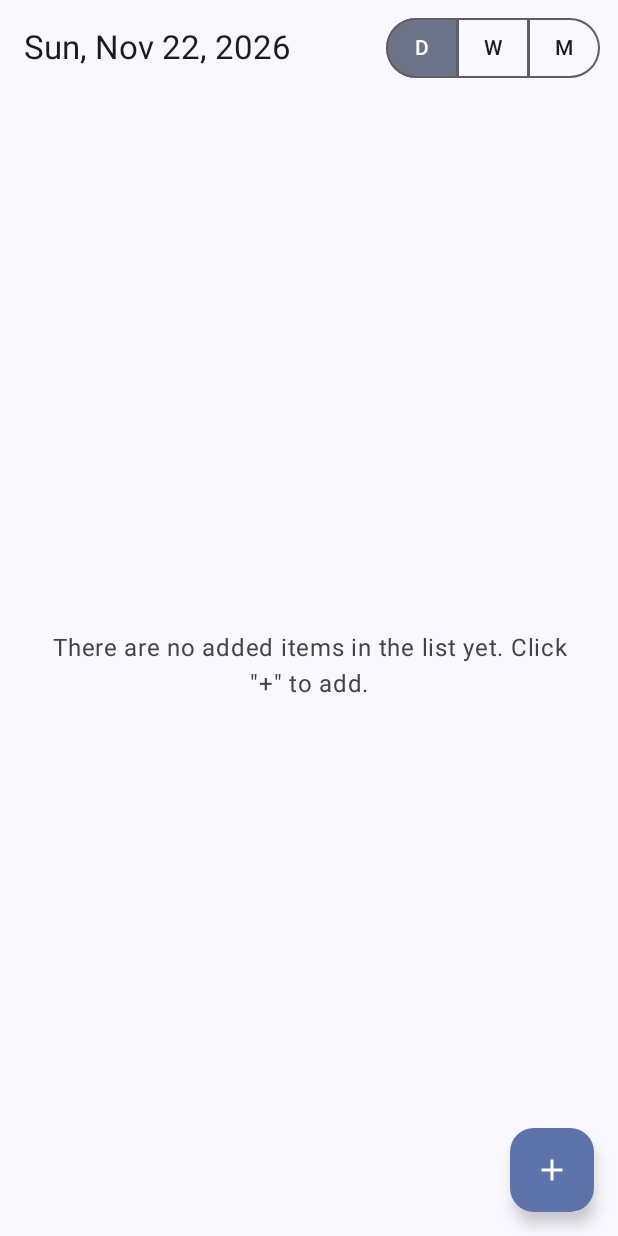
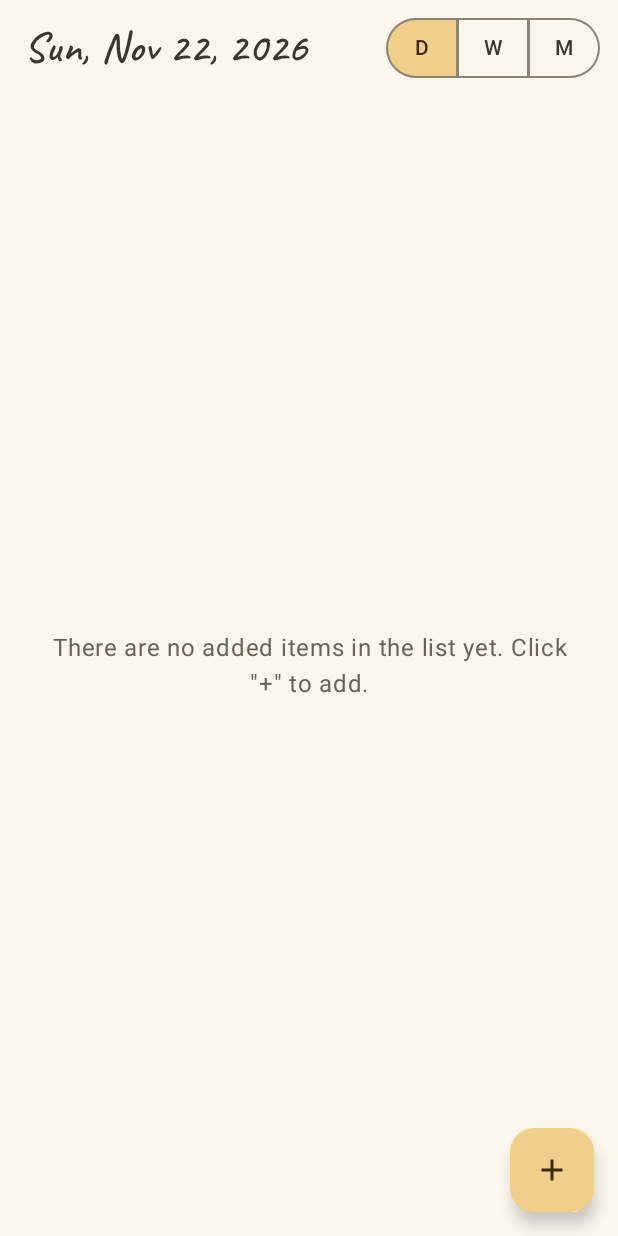
Before and after one commit to YevhenDagoNet/ReNote, an Android app built with Jetpack Compose: the screen it shows after launch (MainActivity), on a phone screen of 412 x 824 dp. Run offline under Robolectric (Android 15) with nearby library versions, the phone set to English and light mode, and no system bars; our stand-ins replace Room's generated code.

Commit message:
Step 8: theming pass
Cream paper, warm grey ink and a muted amber accent for the selected
switcher segment and the FAB (spec §7). Light only, no dynamic colour;
system bars keep dark icons in device dark mode, and the window
background is cream so launch shows no white flash.

Caveat (OFL, bundled, covers Cyrillic) for screen titles and day names;
note text and inputs keep the system sans. Weekly tiles use the pencil
outline colour.

Co-Authored-By: Claude Opus 5.5 <noreply@anthropic.com>

```diff
--- a/app/src/main/java/com/example/renote/MainActivity.kt
+++ b/app/src/main/java/com/example/renote/MainActivity.kt
@@ -1,7 +1,9 @@
 package com.example.renote
 
+import android.graphics.Color
 import android.os.Bundle
 import androidx.activity.ComponentActivity
+import androidx.activity.SystemBarStyle
 import androidx.activity.compose.setContent
 import androidx.activity.enableEdgeToEdge
 import androidx.compose.foundation.layout.fillMaxSize
@@ -11,8 +13,11 @@ import com.example.renote.ui.theme.ReNoteTheme
 
 class MainActivity : ComponentActivity() {
     override fun onCreate(savedInstanceState: Bundle?) {
+        // The app is light-only (spec §7), so the system bars keep dark icons even when the
+        // device is in dark mode; the default auto style would turn them light on cream.
+        val lightBars = SystemBarStyle.light(Color.TRANSPARENT, Color.TRANSPARENT)
+        enableEdgeToEdge(statusBarStyle = lightBars, navigationBarStyle = lightBars)
         super.onCreate(savedInstanceState)
-        enableEdgeToEdge()
         setContent {
             ReNoteTheme {
                 ReNoteNavGraph(modifier = Modifier.fillMaxSize())
--- a/app/src/main/java/com/example/renote/ui/detail/DetailScreen.kt
+++ b/app/src/main/java/com/example/renote/ui/detail/DetailScreen.kt
@@ -232,7 +232,7 @@ private fun TimeField(
                 onClick = openPicker,
                 modifier = Modifier.semantics { contentDescription = changeDescription },
             ) {
-                Text(formatted, style = MaterialTheme.typography.titleMedium)
+                Text(formatted, style = MaterialTheme.typography.bodyLarge)
             }
             IconButton(onClick = { onTimeChange(null) }) {
                 Icon(
--- a/app/src/main/java/com/example/renote/ui/theme/Color.kt
+++ b/app/src/main/java/com/example/renote/ui/theme/Color.kt
@@ -2,10 +2,24 @@ package com.example.renote.ui.theme
 
 import androidx.compose.ui.graphics.Color
 
-val Purple80 = Color(0xFFD0BCFF)
-val PurpleGrey80 = Color(0xFFCCC2DC)
-val Pink80 = Color(0xFFEFB8C8)
+// Paper-sketch palette (spec §7): cream paper, dark warm grey ink, muted amber accent.
 
-val Purple40 = Color(0xFF6650a4)
-val PurpleGrey40 = Color(0xFF625b71)
-val Pink40 = Color(0xFF7D5260)
+/** The paper. Also the window background in themes.xml, so launch shows no white flash. */
+val Cream = Color(0xFFFAF6EC)
+val CreamDim = Color(0xFFF3EDDF)
+val CreamDeep = Color(0xFFEDE6D5)
+val CreamDeeper = Color(0xFFE7DFCC)
+
+val Ink = Color(0xFF3B352D)
+val InkSoft = Color(0xFF6B6255)
+
+/** Muted amber for filled accents: the selected switcher segment and the FAB. */
+val Amber = Color(0xFFF0CF8A)
+val OnAmber = Color(0xFF3B2A06)
+
+/** A deeper amber for accents that carry text or must stand out on cream. */
+val AmberDeep = Color(0xFF8A5C0A)
+val OnAmberDeep = Color(0xFFFFFFFF)
+
+val PencilLine = Color(0xFF8E8475)
+val PencilLineFaint = Color(0xFFD6CDBB)
--- a/app/src/main/java/com/example/renote/ui/theme/Theme.kt
+++ b/app/src/main/java/com/example/renote/ui/theme/Theme.kt
@@ -1,58 +1,45 @@
 package com.example.renote.ui.theme
 
-import android.app.Activity
-import android.os.Build
-import androidx.compose.foundation.isSystemInDarkTheme
 import androidx.compose.material3.MaterialTheme
-import androidx.compose.material3.darkColorScheme
-import androidx.compose.material3.dynamicDarkColorScheme
-import androidx.compose.material3.dynamicLightColorScheme
 import androidx.compose.material3.lightColorScheme
 import androidx.compose.runtime.Composable
-import androidx.compose.ui.platform.LocalContext
 
-private val DarkColorScheme = darkColorScheme(
-    primary = Purple80,
-    secondary = PurpleGrey80,
-    tertiary = Pink80
-)
-
-private val LightColorScheme = lightColorScheme(
-    primary = Purple40,
-    secondary = PurpleGrey40,
-    tertiary = Pink40
-
-    /* Other default colors to override
-    background = Color(0xFFFFFBFE),
-    surface = Color(0xFFFFFBFE),
-    onPrimary = Color.White,
-    onSecondary = Color.White,
-    onTertiary = Color.White,
-    onBackground = Color(0xFF1C1B1F),
-    onSurface = Color(0xFF1C1B1F),
-    */
+/**
+ * Light only in v1 (spec §7). Dynamic colour is deliberately not used: the cream-and-amber
+ * look must be the same on every device.
+ */
+private val ReNoteColorScheme = lightColorScheme(
+    primary = AmberDeep,
+    onPrimary = OnAmberDeep,
+    primaryContainer = Amber,
+    onPrimaryContainer = OnAmber,
+    // SegmentedButton fills its selected segment with secondaryContainer.
+    secondary = AmberDeep,
+    onSecondary = OnAmberDeep,
+    secondaryContainer = Amber,
+    onSecondaryContainer = OnAmber,
+    tertiary = AmberDeep,
+    onTertiary = OnAmberDeep,
+    background = Cream,
+    onBackground = Ink,
+    surface = Cream,
+    onSurface = Ink,
+    surfaceVariant = CreamDeep,
+    onSurfaceVariant = InkSoft,
+    surfaceContainerLowest = Cream,
+    surfaceContainerLow = CreamDim,
+    surfaceContainer = CreamDim,
+    surfaceContainerHigh = CreamDeep,
+    surfaceContainerHighest = CreamDeeper,
+    outline = PencilLine,
+    outlineVariant = PencilLineFaint,
 )
 
 @Composable
-fun ReNoteTheme(
-    darkTheme: Boolean = isSystemInDarkTheme(),
-    // Dynamic color is available on Android 12+
-    dynamicColor: Boolean = true,
-    content: @Composable () -> Unit
-) {
-    val colorScheme = when {
-        dynamicColor && Build.VERSION.SDK_INT >= Build.VERSION_CODES.S -> {
-            val context = LocalContext.current
-            if (darkTheme) dynamicDarkColorScheme(context) else dynamicLightColorScheme(context)
-        }
-
-        darkTheme -> DarkColorScheme
-        else -> LightColorScheme
-    }
-
+fun ReNoteTheme(content: @Composable () -> Unit) {
     MaterialTheme(
-        colorScheme = colorScheme,
+        colorScheme = ReNoteColorScheme,
         typography = Typography,
-        content = content
+        content = content,
     )
 }
--- a/app/src/main/java/com/example/renote/ui/theme/Type.kt
+++ b/app/src/main/java/com/example/renote/ui/theme/Type.kt
@@ -1,34 +1,60 @@
 package com.example.renote.ui.theme
 
 import androidx.compose.material3.Typography
+import androidx.compose.ui.text.ExperimentalTextApi
 import androidx.compose.ui.text.TextStyle
+import androidx.compose.ui.text.font.Font
 import androidx.compose.ui.text.font.FontFamily
+import androidx.compose.ui.text.font.FontVariation
 import androidx.compose.ui.text.font.FontWeight
 import androidx.compose.ui.unit.sp
+import com.example.renote.R
 
-// Set of Material typography styles to start with
+/**
+ * Caveat, a handwriting face from Google Fonts with Latin and Cyrillic glyphs, bundled as one
+ * variable font (OFL, see licenses/Caveat-OFL.txt). Used for screen titles and day names only;
+ * note text and input fields stay in the readable system sans (spec §7).
+ */
+@OptIn(ExperimentalTextApi::class) // Font(resId, variationSettings) for the variable weight axis.
+private val Handwriting = FontFamily(
+    Font(
+        R.font.caveat,
+        weight = FontWeight.Normal,
+        variationSettings = FontVariation.Settings(FontVariation.weight(400)),
+    ),
+    Font(
+        R.font.caveat,
+        weight = FontWeight.SemiBold,
+        variationSettings = FontVariation.Settings(FontVariation.weight(600)),
+    ),
+)
+
+private val Default = Typography()
+
+/**
+ * Caveat sets small for its point size, so the title styles are larger than Material's
+ * defaults. Body and label styles are Material's own.
+ */
 val Typography = Typography(
-    bodyLarge = TextStyle(
-        fontFamily = FontFamily.Default,
-        fontWeight = FontWeight.Normal,
-        fontSize = 16.sp,
+    titleLarge = TextStyle(
+        fontFamily = Handwriting,
+        fontWeight = FontWeight.SemiBold,
+        fontSize = 28.sp,
+        lineHeight = 32.sp,
+    ),
+    titleMedium = TextStyle(
+        fontFamily = Handwriting,
+        fontWeight = FontWeight.SemiBold,
+        fontSize = 24.sp,
+        lineHeight = 28.sp,
+    ),
+    titleSmall = TextStyle(
+        fontFamily = Handwriting,
+        fontWeight = FontWeight.SemiBold,
+        fontSize = 21.sp,
         lineHeight = 24.sp,
-        letterSpacing = 0.5.sp
-    )
-    /* Other default text styles to override
-    titleLarge = TextStyle(
-        fontFamily = FontFamily.Default,
-        fontWeight = FontWeight.Normal,
-        fontSize = 22.sp,
-        lineHeight = 28.sp,
-        letterSpacing = 0.sp
     ),
-    labelSmall = TextStyle(
-        fontFamily = FontFamily.Default,
-        fontWeight = FontWeight.Medium,
-        fontSize = 11.sp,
-        lineHeight = 16.sp,
-        letterSpacing = 0.5.sp
-    )
-    */
+    bodyLarge = Default.bodyLarge,
+    bodyMedium = Default.bodyMedium,
+    bodySmall = Default.bodySmall,
 )
--- a/app/src/main/java/com/example/renote/ui/weekly/WeeklyScreen.kt
+++ b/app/src/main/java/com/example/renote/ui/weekly/WeeklyScreen.kt
@@ -204,7 +204,7 @@ private fun DayTile(
     val locale = LocalConfiguration.current.locales[0]
     val listState = rememberLazyListState()
     val borderColor =
-        if (isToday) MaterialTheme.colorScheme.primary else MaterialTheme.colorScheme.outlineVariant
+        if (isToday) MaterialTheme.colorScheme.primary else MaterialTheme.colorScheme.outline
     val thumbColor = MaterialTheme.colorScheme.onSurfaceVariant.copy(alpha = 0.5f)
 
     Column(
--- a/app/src/main/res/values/colors.xml
+++ b/app/src/main/res/values/colors.xml
@@ -1,10 +1,5 @@
 <?xml version="1.0" encoding="utf-8"?>
 <resources>
-    <color name="purple_200">#FFBB86FC</color>
-    <color name="purple_500">#FF6200EE</color>
-    <color name="purple_700">#FF3700B3</color>
-    <color name="teal_200">#FF03DAC5</color>
-    <color name="teal_700">#FF018786</color>
-    <color name="black">#FF000000</color>
-    <color name="white">#FFFFFFFF</color>
+    <!-- Matches Cream in ui/theme/Color.kt, so the launch window is already paper-coloured. -->
+    <color name="cream">#FFFAF6EC</color>
 </resources>
--- a/app/src/main/res/values/themes.xml
+++ b/app/src/main/res/values/themes.xml
@@ -1,5 +1,7 @@
 <?xml version="1.0" encoding="utf-8"?>
 <resources>
 
-    <style name="Theme.ReNote" parent="android:Theme.Material.Light.NoActionBar" />
+    <style name="Theme.ReNote" parent="android:Theme.Material.Light.NoActionBar">
+        <item name="android:windowBackground">@color/cream</item>
+    </style>
 </resources>
```
Also changed, not shown: app/src/main/res/font/caveat.ttf (added), 2 other files.
